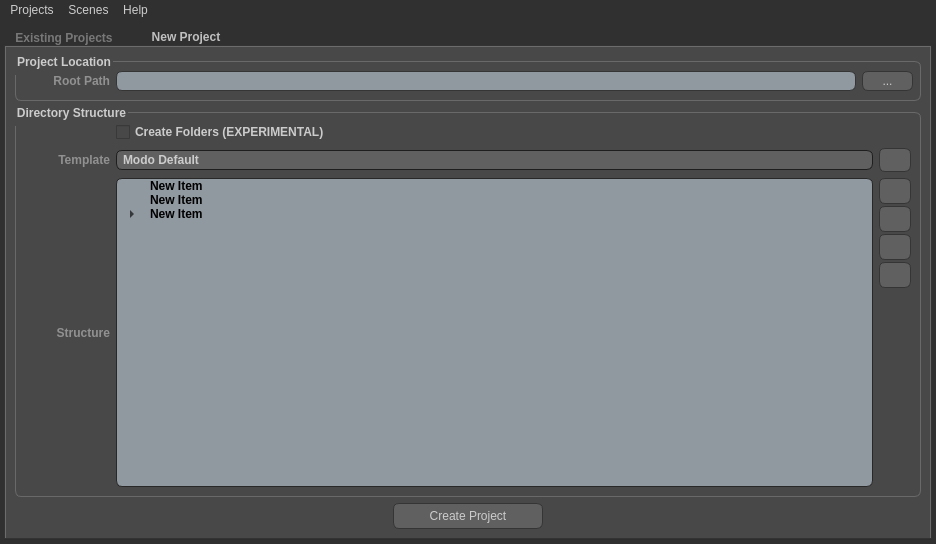
First picture: the form in resrc/projectManager.ui, repository tcrowson/Modo_ProjectManager, before the edit.
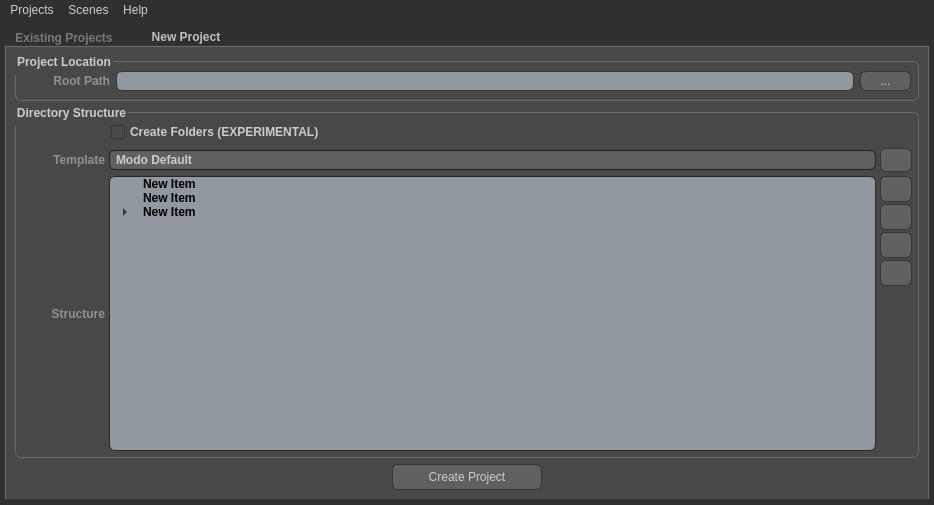
Second picture: the form after the edit. The open tabs and pages were chosen to show the change. Icons and pictures are not drawn.

Patch:
```diff
--- a/resrc/projectManager.ui
+++ b/resrc/projectManager.ui
@@ -6,8 +6,8 @@
    <rect>
     <x>0</x>
     <y>0</y>
-    <width>936</width>
-    <height>544</height>
+    <width>698</width>
+    <height>505</height>
    </rect>
   </property>
   <property name="windowTitle">
@@ -695,8 +695,8 @@
        <attribute name="title">
         <string>New Project</string>
        </attribute>
-       <layout class="QGridLayout" name="gridLayout_3">
-        <item row="0" column="0">
+       <layout class="QGridLayout" name="gridLayout_6">
+        <item row="0" column="0" colspan="3">
          <widget class="QGroupBox" name="projectLocationGroup">
           <property name="sizePolicy">
            <sizepolicy hsizetype="Preferred" vsizetype="Fixed">
@@ -810,7 +810,7 @@
           </layout>
          </widget>
         </item>
-        <item row="1" column="0">
+        <item row="1" column="0" colspan="3">
          <widget class="QGroupBox" name="rootFoldersGroup">
           <property name="font">
            <font>
@@ -827,7 +827,19 @@
           <property name="title">
            <string>Directory Structure</string>
           </property>
-          <layout class="QGridLayout" name="gridLayout">
+          <layout class="QGridLayout" name="gridLayout_3">
+           <property name="leftMargin">
+            <number>4</number>
+           </property>
+           <property name="topMargin">
+            <number>9</number>
+           </property>
+           <property name="rightMargin">
+            <number>6</number>
+           </property>
+           <property name="bottomMargin">
+            <number>6</number>
+           </property>
            <item row="0" column="0">
             <spacer name="horizontalSpacer">
              <property name="orientation">
@@ -851,7 +863,16 @@
              </property>
             </widget>
            </item>
-           <item row="1" column="0">
+           <item row="1" column="0" colspan="2">
+            <widget class="QWidget" name="templateOptions" native="true">
+             <layout class="QGridLayout" name="gridLayout">
+              <property name="margin">
+               <number>0</number>
+              </property>
+              <property name="spacing">
+               <number>4</number>
+              </property>
+              <item row="0" column="0">
             <widget class="QLabel" name="folderTemplateLabel">
              <property name="minimumSize">
               <size>
@@ -876,7 +897,7 @@
              </property>
             </widget>
            </item>
-           <item row="1" column="1">
+              <item row="0" column="1">
             <widget class="QComboBox" name="templateCbx">
              <property name="minimumSize">
               <size>
@@ -897,7 +918,7 @@
              </item>
             </widget>
            </item>
-           <item row="1" column="2">
+              <item row="0" column="2">
             <widget class="QPushButton" name="newTemplateBtn">
              <property name="sizePolicy">
               <sizepolicy hsizetype="Fixed" vsizetype="Fixed">
@@ -935,7 +956,7 @@
              </property>
             </widget>
            </item>
-           <item row="2" column="0">
+              <item row="1" column="0">
             <widget class="QLabel" name="scenesRootLabel_2">
              <property name="minimumSize">
               <size>
@@ -960,7 +981,80 @@
              </property>
             </widget>
            </item>
-           <item row="2" column="2">
+              <item row="1" column="1">
+               <widget class="QTreeWidget" name="folderTree">
+                <property name="focusPolicy">
+                 <enum>Qt::NoFocus</enum>
+                </property>
+                <property name="contextMenuPolicy">
+                 <enum>Qt::CustomContextMenu</enum>
+                </property>
+                <property name="dragEnabled">
+                 <bool>true</bool>
+                </property>
+                <property name="dragDropMode">
+                 <enum>QAbstractItemView::InternalMove</enum>
+                </property>
+                <property name="defaultDropAction">
+                 <enum>Qt::MoveAction</enum>
+                </property>
+                <property name="selectionMode">
+                 <enum>QAbstractItemView::ExtendedSelection</enum>
+                </property>
+                <property name="autoExpandDelay">
+                 <number>0</number>
+                </property>
+                <property name="indentation">
+                 <number>30</number>
+                </property>
+                <property name="sortingEnabled">
+                 <bool>false</bool>
+                </property>
+                <property name="animated">
+                 <bool>true</bool>
+                </property>
+                <property name="headerHidden">
+                 <bool>true</bool>
+                </property>
+                <property name="expandsOnDoubleClick">
+                 <bool>false</bool>
+                </property>
+                <attribute name="headerVisible">
+                 <bool>false</bool>
+                </attribute>
+                <column>
+                 <property name="text">
+                  <string>Folders</string>
+                 </property>
+                </column>
+                <item>
+                 <property name="text">
+                  <string>New Item</string>
+                 </property>
+                </item>
+                <item>
+                 <property name="text">
+                  <string>New Item</string>
+                 </property>
+                </item>
+                <item>
+                 <property name="text">
+                  <string>New Item</string>
+                 </property>
+                 <item>
+                  <property name="text">
+                   <string>New Subitem</string>
+                  </property>
+                  <item>
+                   <property name="text">
+                    <string>New Subitem</string>
+                   </property>
+                  </item>
+                 </item>
+                </item>
+               </widget>
+              </item>
+              <item row="1" column="2">
             <layout class="QVBoxLayout" name="verticalLayout">
              <property name="spacing">
               <number>2</number>
@@ -1111,98 +1205,38 @@
              </item>
             </layout>
            </item>
-           <item row="2" column="1">
-            <widget class="QTreeWidget" name="folderTree">
-             <property name="focusPolicy">
-              <enum>Qt::NoFocus</enum>
-             </property>
-             <property name="contextMenuPolicy">
-              <enum>Qt::CustomContextMenu</enum>
-             </property>
-             <property name="dragEnabled">
-              <bool>true</bool>
-             </property>
-             <property name="dragDropMode">
-              <enum>QAbstractItemView::InternalMove</enum>
-             </property>
-             <property name="defaultDropAction">
-              <enum>Qt::MoveAction</enum>
-             </property>
-             <property name="selectionMode">
-              <enum>QAbstractItemView::ExtendedSelection</enum>
-             </property>
-             <property name="autoExpandDelay">
-              <number>0</number>
-             </property>
-             <property name="indentation">
-              <number>30</number>
-             </property>
-             <property name="sortingEnabled">
-              <bool>false</bool>
-             </property>
-             <property name="animated">
-              <bool>true</bool>
-             </property>
-             <property name="headerHidden">
-              <bool>true</bool>
-             </property>
-             <property name="expandsOnDoubleClick">
-              <bool>false</bool>
-             </property>
-             <attribute name="headerVisible">
-              <bool>false</bool>
-             </attribute>
-             <column>
-              <property name="text">
-               <string>Folders</string>
-              </property>
-             </column>
-             <item>
-              <property name="text">
-               <string>New Item</string>
-              </property>
-             </item>
-             <item>
-              <property name="text">
-               <string>New Item</string>
-              </property>
-             </item>
-             <item>
-              <property name="text">
-               <string>New Item</string>
-              </property>
-              <item>
-               <property name="text">
-                <string>New Subitem</string>
-               </property>
-               <item>
-                <property name="text">
-                 <string>New Subitem</string>
-                </property>
-               </item>
-              </item>
-             </item>
+             </layout>
+             <zorder></zorder>
+             <zorder>templateCbx</zorder>
+             <zorder>folderTree</zorder>
+             <zorder>scenesRootLabel_2</zorder>
+             <zorder>folderTemplateLabel</zorder>
+             <zorder>newTemplateBtn</zorder>
+             <zorder>newTemplateBtn</zorder>
+             <zorder>templateCbx</zorder>
+             <zorder>folderTree</zorder>
+             <zorder>scenesRootLabel_2</zorder>
+             <zorder></zorder>
+             <zorder>folderTemplateLabel</zorder>
             </widget>
            </item>
           </layout>
          </widget>
         </item>
         <item row="2" column="0">
-         <layout class="QHBoxLayout" name="horizontalLayout">
-          <item>
            <spacer name="spacer_3">
             <property name="orientation">
              <enum>Qt::Horizontal</enum>
             </property>
             <property name="sizeHint" stdset="0">
              <size>
-              <width>223</width>
+            <width>371</width>
               <height>20</height>
              </size>
             </property>
            </spacer>
           </item>
-          <item>
+        <item row="2" column="1">
            <widget class="QPushButton" name="createProjectBtn">
             <property name="sizePolicy">
              <sizepolicy hsizetype="Fixed" vsizetype="Fixed">
@@ -1224,20 +1258,18 @@
             </property>
            </widget>
           </item>
-          <item>
+        <item row="2" column="2">
            <spacer name="spacer_4">
             <property name="orientation">
              <enum>Qt::Horizontal</enum>
             </property>
             <property name="sizeHint" stdset="0">
              <size>
-              <width>223</width>
+            <width>371</width>
               <height>20</height>
              </size>
             </property>
            </spacer>
-          </item>
-         </layout>
         </item>
        </layout>
       </widget>
@@ -1250,7 +1282,7 @@
     <rect>
      <x>0</x>
      <y>0</y>
-     <width>936</width>
+     <width>698</width>
      <height>21</height>
     </rect>
    </property>
```
Lines whose indentation alone changed are shown as unchanged.
